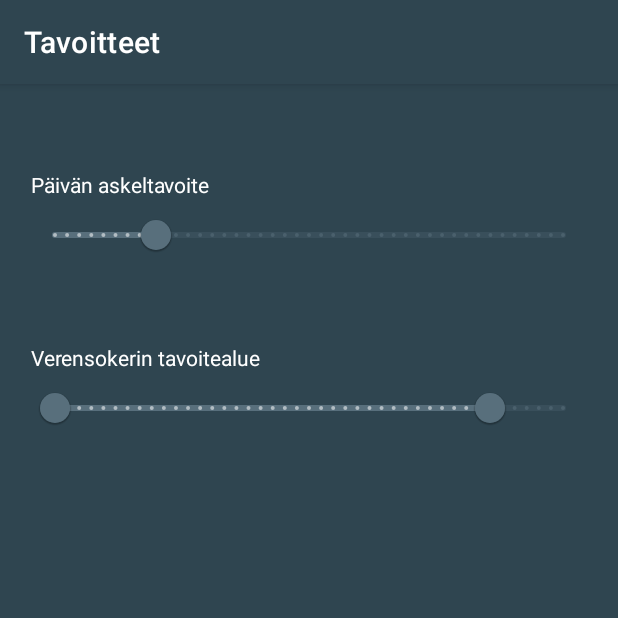
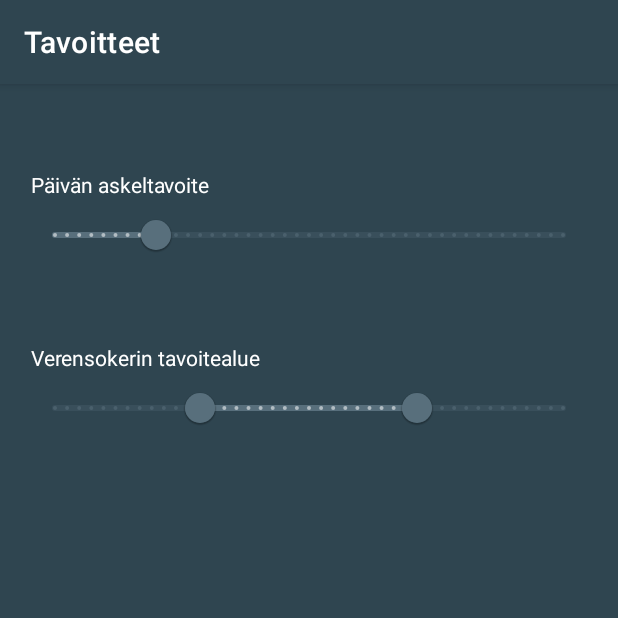
Before and after one commit to RaikasNeiti/Ryhm-kaakko-Android-Project, an Android app: the screen it shows after launch (activity_goal_entry), after a tap on "MUOKKAA TAVOITTEITA", on a phone screen of 412 x 824 dp, the top half of it. Run offline under Robolectric (Android 15) with nearby library versions, the phone set to English and light mode, and no system bars.

Commit message:
All bug fixed (Hopefully)

```diff
--- a/app/src/main/java/com/example/ryhmakaakkoapplication/DatabaseHelper.java
+++ b/app/src/main/java/com/example/ryhmakaakkoapplication/DatabaseHelper.java
@@ -2,9 +2,11 @@ package com.example.ryhmakaakkoapplication;
 
 import android.content.ContentValues;
 import android.content.Context;
+import android.content.SharedPreferences;
 import android.database.Cursor;
 import android.database.sqlite.SQLiteDatabase;
 import android.database.sqlite.SQLiteOpenHelper;
+import android.preference.PreferenceManager;
 import android.util.Log;
 import android.widget.Toast;
 
@@ -17,6 +19,8 @@ public class DatabaseHelper extends SQLiteOpenHelper {
     public static final String STEPCOUNTER = "STEPCOUNTER";
     public static final String DIARY = "DIARY";
     private static final String COL1 = "glukoosi";
+
+    SharedPreferences sharedpreferences;
 
     /**
      * Luokan konstruktori
@@ -57,11 +61,14 @@ public class DatabaseHelper extends SQLiteOpenHelper {
      * @param steps int , askellaskurin askelmäärä
      * @return boolean tietokantaan syötön virhetarkistus (true onnistuessa, false epäonnistuessa)
      */
-    public boolean addToStepCounter(int steps) {
+    public boolean addToStepCounter(int steps, int day , int month) {
+
+
+
         SQLiteDatabase db = getWritableDatabase();
         ContentValues cv = new ContentValues();
-        cv.put("DAY", TimeStamp.date());
-        cv.put("MONTH", TimeStamp.month());
+        cv.put("DAY", day);
+        cv.put("MONTH", month);
         cv.put("STEPS", steps);
 
         long insert = db.insert("STEPCOUNTER", null, cv);
--- a/app/src/main/java/com/example/ryhmakaakkoapplication/MainActivity.java
+++ b/app/src/main/java/com/example/ryhmakaakkoapplication/MainActivity.java
@@ -54,6 +54,9 @@ public class MainActivity extends AppCompatActivity implements SensorEventListen
         simpleStepDetector = new StepDetector();
         simpleStepDetector.registerListener(this);
         TextView Steps = findViewById(R.id.stepcountView);
+
+        sensorManager.registerListener(MainActivity.this, accel, SensorManager.SENSOR_DELAY_FASTEST);
+
         sharedpreferences = getPreferences(MODE_PRIVATE);
         if(sharedpreferences.contains("steps")) {
             Gson gson = new Gson();
@@ -85,19 +88,32 @@ public class MainActivity extends AppCompatActivity implements SensorEventListen
     protected void onResume() {
         super.onResume();
         updateUI();
-        TextView Steps = findViewById(R.id.tv_steps);
+        TextView Steps = findViewById(R.id.stepcountView);
         if(TimeStamp.date() != sharedpreferences.getInt("date", 0 ) || TimeStamp.month() != sharedpreferences.getInt("month", 0)){
-            Log.d(TAG, "Date Gotten" + sharedpreferences.getInt("date", 0));
-            databaseHelper.addToStepCounter(steps.value());
+            databaseHelper.addToStepCounter(steps.value(), sharedpreferences.getInt("date", 0), sharedpreferences.getInt("month",0));
             steps.reset();
             Steps.setText(Integer.toString(steps.value()));
-            sensorManager.unregisterListener(MainActivity.this);
+
+
+            SharedPreferences sp =                                                             //Datan haku SharedPreferences
+                    getSharedPreferences("Kaakko", Context.MODE_PRIVATE);
+            int stepGoal = sp.getInt("stepGoal", 10000);
+            TextView stepPercentageView = findViewById(R.id.stepPercentageView);
+            stepPercentageView.setText(calculator.percentCalc(steps.value(), stepGoal) + "%");
+            ProgressBar progressBar = findViewById(R.id.progressBar);
+            progressBar.setProgress(Math.round(calculator.percentCalc(steps.value(), stepGoal)));
+            calculator.progressColor(stepGoal, steps.value(), progressBar);
 
         } else{
             Log.d(TAG, "Date Same" + sharedpreferences.getInt("date", 0));
         }
     }
 
+    @Override
+    protected void onDestroy() {
+        super.onDestroy();
+        sensorManager.unregisterListener(MainActivity.this);
+    }
 
     @Override
     public void onAccuracyChanged(Sensor sensor, int accuracy) {
@@ -108,6 +124,17 @@ public class MainActivity extends AppCompatActivity implements SensorEventListen
         if (event.sensor.getType() == Sensor.TYPE_ACCELEROMETER) {
             simpleStepDetector.updateAccel(
                     event.timestamp, event.values[0], event.values[1], event.values[2]);
+
+            SharedPreferences sp =                                                             //Datan haku SharedPreferences
+                    getSharedPreferences("Kaakko", Context.MODE_PRIVATE);
+            int stepGoal = sp.getInt("stepGoal", 10000);
+            TextView stepPercentageView = findViewById(R.id.stepPercentageView);
+            stepPercentageView.setText(calculator.percentCalc(steps.value(), stepGoal) + "%");
+            ProgressBar progressBar = findViewById(R.id.progressBar);
+            progressBar.setProgress(Math.round(calculator.percentCalc(steps.value(), stepGoal)));
+            calculator.progressColor(stepGoal, steps.value(), progressBar);
+
+
         }
     }
 
@@ -173,7 +200,7 @@ public class MainActivity extends AppCompatActivity implements SensorEventListen
         }
 
         stepPercentageView.setText(calculator.percentCalc(steps.value(), stepGoal) + "%");
-        progressBar.setProgress(Math.round(((float) steps.value()/stepGoal)*100));
+        progressBar.setProgress(Math.round(calculator.percentCalc(steps.value(), stepGoal)));
         calculator.progressColor(stepGoal, steps.value(), progressBar);
     }
 
--- a/app/src/main/java/com/example/ryhmakaakkoapplication/SensorFilter.java
+++ b/app/src/main/java/com/example/ryhmakaakkoapplication/SensorFilter.java
@@ -1,5 +1,7 @@
 package com.example.ryhmakaakkoapplication;
-
+/**
+ * http://www.gadgetsaint.com/android/create-pedometer-step-counter-android/#.X83sxGgza-Z
+ */
 public class SensorFilter {
     /**
      * Ei Ole meidän
--- a/app/src/main/java/com/example/ryhmakaakkoapplication/StepDetector.java
+++ b/app/src/main/java/com/example/ryhmakaakkoapplication/StepDetector.java
@@ -1,4 +1,7 @@
 package com.example.ryhmakaakkoapplication;
+/**
+ * http://www.gadgetsaint.com/android/create-pedometer-step-counter-android/#.X83sxGgza-Z
+ */
 
 public class StepDetector {
 
@@ -24,9 +27,10 @@ public class StepDetector {
     /**
      * Ei Ole meidän
      * tutorial löytyy
-     * http://www.gadgetsaint.com/android/create-pedometer-step-counter-android/#.X83sxGgza-Z
+     *http://www.gadgetsaint.com/android/create-pedometer-step-counter-android/#.X83sxGgza-Z
      *
      */
+
     public void registerListener(StepListener listener) {
         this.listener = listener;
     }
--- a/app/src/main/java/com/example/ryhmakaakkoapplication/Steps.java
+++ b/app/src/main/java/com/example/ryhmakaakkoapplication/Steps.java
@@ -1,40 +1,56 @@
 package com.example.ryhmakaakkoapplication;
-
+/**
+ * Steps luokka on vastuussa askelmittauksien kirjaamisesta ja antaa askeleiden mäåärän kutsuttua steps.value().
+ * @author Joni Tahvanainen (RaikasNeiti)
+ * @version 6.9 12/2020
+ */
 public class Steps {
+    /*
+    Askelmäärä.
+     */
     private int numSteps;
-    /**
-     * tämä class on vastuussa askelmittauksien nostamisesta ja arvon tallentamisesta.
-     *
-     */
 
 
+    /**
+     * Määrätään alussa, että mikä on askeleiden määrä, tässä tapauksessa se on aina alussa 0.
+     */
 
     public Steps (){
         this.numSteps = 0;
 
+
     }
 
+    /**
+     * Tällä methodilla voimme korottaa kokonais askelmäärää yhdellä.
+     */
+
     public void add(){
-        /**
-         * Askelmäärään lisätään 1.
-         */
+
 
         this.numSteps++;
 
     }
+
+    /**
+     * Palauttaa kokonaisaskelmäärän.
+     * @return int numSteps
+     */
+
     public int value(){
 
-        /**
-         * palauttaa askelmäärään.
-         */
+
+
 
         return this.numSteps;
 
     }
+
+    /**
+     * Tällä methodilla kokonaisaskelmäärä nollataan.
+     */
     public void reset(){
-        /**
-         * resetoi askelmäärään.
-         */
+
 
         this.numSteps = 0;
     }
--- a/app/src/main/java/com/example/ryhmakaakkoapplication/activity_goal_entry.java
+++ b/app/src/main/java/com/example/ryhmakaakkoapplication/activity_goal_entry.java
@@ -28,7 +28,7 @@ public class activity_goal_entry extends AppCompatActivity {
         stepslider.setLabelFormatter(value -> value + " askelta");
         SharedPreferences sp =
                 getSharedPreferences("Kaakko", Context.MODE_PRIVATE);
-        sugarslider.setValues(sp.getFloat("minSugar", 0), sp.getFloat("maxSugar", 12));
+        sugarslider.setValues(sp.getFloat("minSugar", 4), sp.getFloat("maxSugar", 10));
         stepslider.setValue(sp.getInt("stepGoal", 10000));
         stepslider.addOnChangeListener(new Slider.OnChangeListener() {
             @Override
```
Also changed, not shown: app/src/main/java/com/example/ryhmakaakkoapplication/StepListener.java (+1 -6 lines), app/src/main/java/com/example/ryhmakaakkoapplication/TimeStamp.java (+48 -39 lines), app/src/main/java/com/example/ryhmakaakkoapplication/activity_entry_display.java (+12 -12 lines), app/src/main/res/layout/activity_main.xml (+0 -10 lines), 265 other files.
